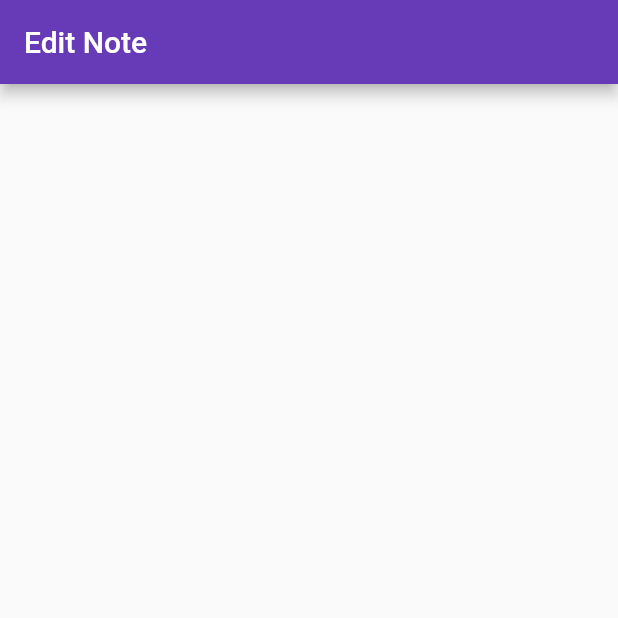
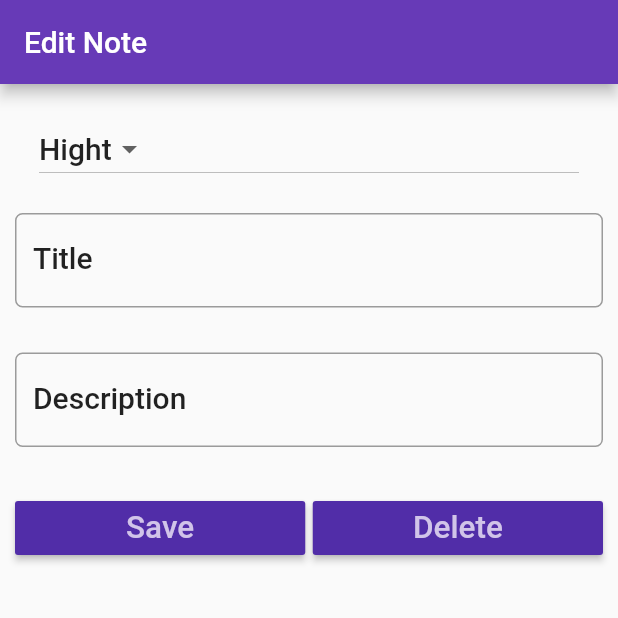
Before and after one commit to mohamedbrahimi/Flutter_SQLLite, a Flutter app: the screen it shows after launch, on a phone screen of 412 x 824 dp, the top half of it. Run offline on Flutter 3.47's test engine with Material 2 defaults, Android fonts, the phone set to English and light mode, and no system bars.

Commit message:
constructed the body.

```diff
--- a/lib/screens/note_detail.dart
+++ b/lib/screens/note_detail.dart
@@ -26,6 +26,109 @@ class _NoteDetailState extends State<NoteDetail> {
       appBar: AppBar(
         title: Text('Edit Note'),
       ),
+      body: Padding(
+        padding: EdgeInsets.only(top: 15.0, left: 10.0, right: 10.0),
+        child: ListView(
+          children: <Widget>[
+            ListTile(
+              title: DropdownButton(
+                  items: _priorities.map((String dropDownStringItem) {
+                    return DropdownMenuItem<String> (
+                      value: dropDownStringItem,
+                      child: Text(dropDownStringItem),
+                    );
+                  }).toList(),
+
+                  style: textStyle,
+
+                  value: _defaultProperty,
+                  onChanged: (valueSelectedByUser) {
+                    setState(() {
+                      debugPrint('User selected $valueSelectedByUser');
+                    });
+                  }
+              ),
+            ),
+
+            Padding(
+              padding: EdgeInsets.only(top: 15.0, bottom: 15.0),
+              child: TextField(
+                controller: titleController,
+                style: textStyle,
+                onChanged: (value) {
+                  debugPrint('Something changed in Title Text Field');
+                },
+                decoration: InputDecoration(
+                  labelText: 'Title',
+                  labelStyle: textStyle,
+                  border: OutlineInputBorder(
+                    borderRadius: BorderRadius.circular(5.0)
+                  )
+                ),
+              ),
+            ),
+
+            Padding(
+              padding: EdgeInsets.only(top: 15.0, bottom: 15.0),
+              child: TextField(
+                controller: descriptionController,
+                style: textStyle,
+                onChanged: (value) {
+                  debugPrint('Something changed in Description Text Field');
+                },
+                decoration: InputDecoration(
+                    labelText: 'Description',
+                    labelStyle: textStyle,
+                    border: OutlineInputBorder(
+                        borderRadius: BorderRadius.circular(5.0)
+                    )
+                ),
+              ),
+            ),
+
+            Padding(
+              padding: EdgeInsets.only(top: 15.0, bottom: 15.0),
+              child: Row(
+                children: <Widget>[
+                  Expanded(
+                    child: RaisedButton(
+                        color: Theme.of(context).primaryColorDark,
+                        textColor: Theme.of(context).primaryColorLight,
+                        child: Text(
+                          'Save',
+                          textScaleFactor: 1.5,
+                        ),
+                        onPressed: () {
+                          setState(() {
+                            debugPrint('Save button clicked');
+                          });
+                        }
+                    ),
+                  ),
+
+                  Container(width: 5.0,),
+
+                  Expanded(
+                    child: RaisedButton(
+                        color: Theme.of(context).primaryColorDark,
+                        textColor: Theme.of(context).primaryColorLight,
+                        child: Text(
+                          'Delete',
+                          textScaleFactor: 1.5,
+                        ),
+                        onPressed: () {
+                          setState(() {
+                            debugPrint('Delete button clicked');
+                          });
+                        }
+                    ),
+                  ),
+                ],
+              ),
+            )
+          ],
+        ),
+      )
     );
   }
 
```
